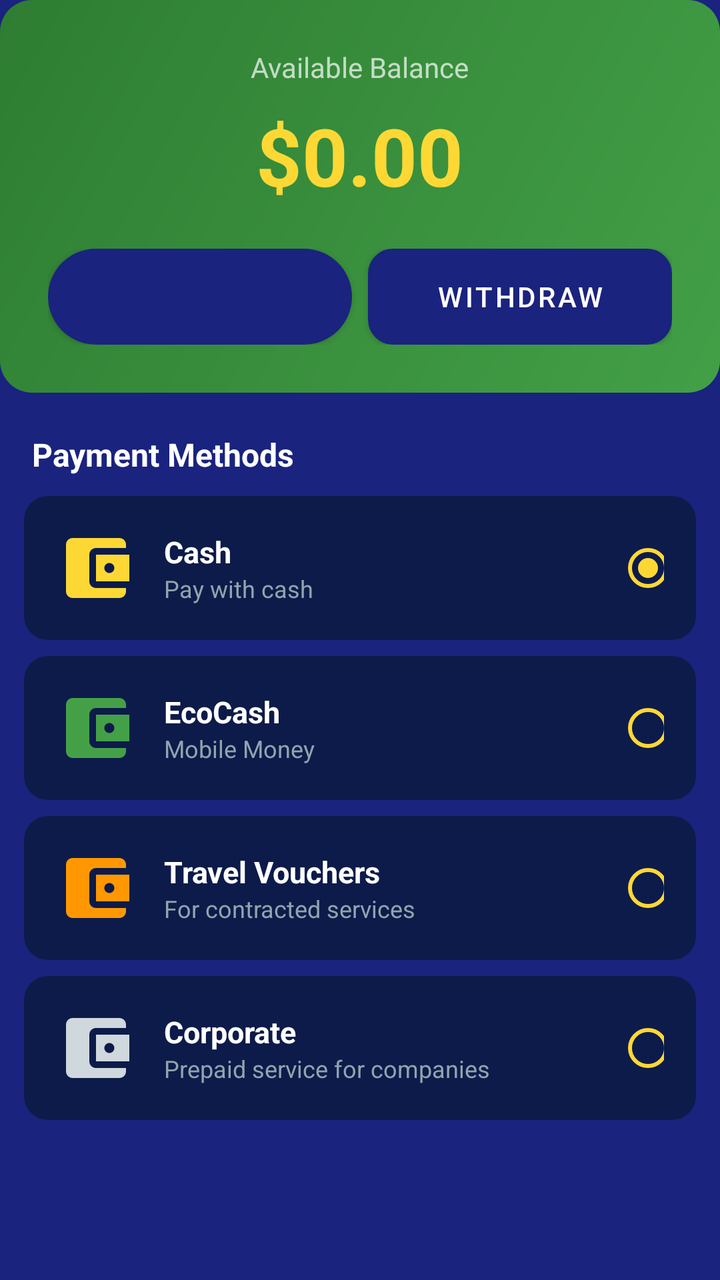
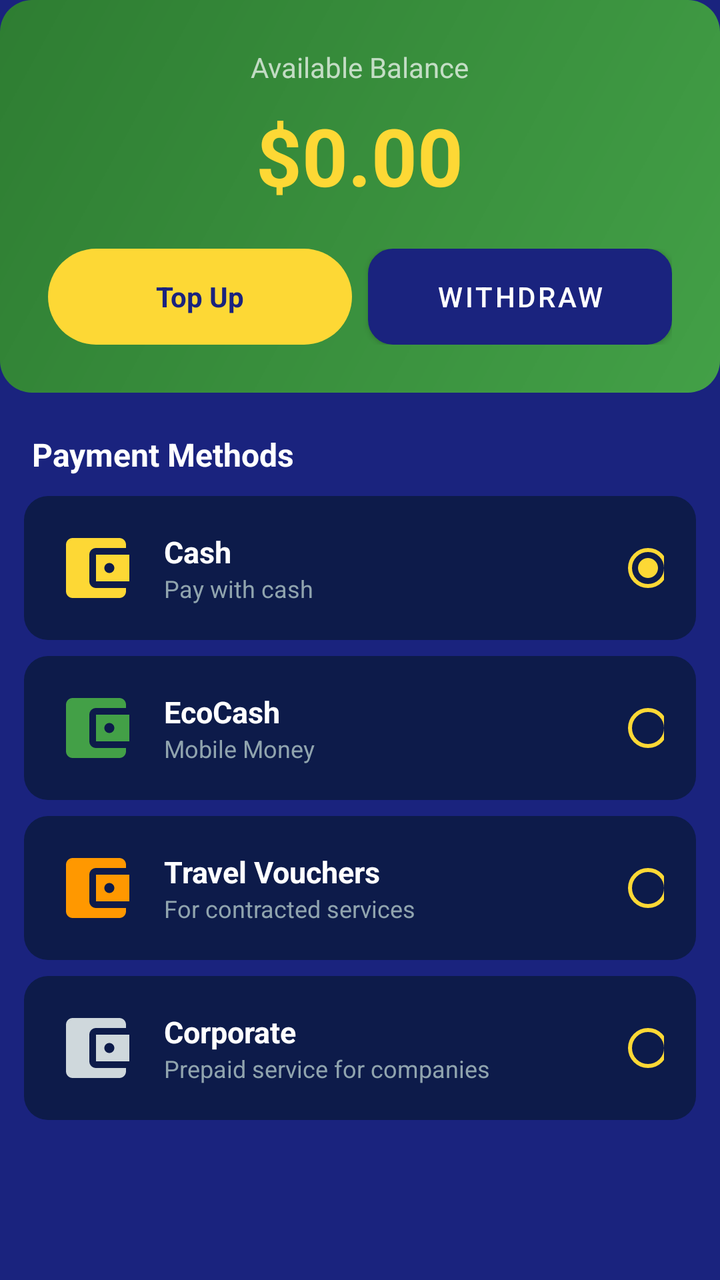

Before-and-after screenshots of an Android layout around one commit, followed by the original layout XML and the change that was made.
<!-- AndroidManifest.xml: application theme Theme.MinTaxis -->
<!-- res/layout/fragment_wallet.xml -->
<?xml version="1.0" encoding="utf-8"?>
<ScrollView 
    xmlns:android="http://schemas.android.com/apk/res/android"
    xmlns:app="http://schemas.android.com/apk/res-auto"
    android:layout_width="match_parent"
    android:layout_height="match_parent"
    android:background="@color/mintaxis_navy"
    android:fillViewport="true">

    <LinearLayout
        android:layout_width="match_parent"
        android:layout_height="wrap_content"
        android:orientation="vertical">

        
        <LinearLayout
            android:layout_width="match_parent"
            android:layout_height="wrap_content"
            android:orientation="vertical"
            android:gravity="center"
            android:background="@drawable/online_card_background"
            android:padding="24dp">

            <TextView
                android:layout_width="wrap_content"
                android:layout_height="wrap_content"
                android:text="@string/available_balance"
                android:textColor="#B3FFFFFF"
                android:textSize="14sp" />

            <TextView
                android:id="@+id/balanceAmount"
                android:layout_width="wrap_content"
                android:layout_height="wrap_content"
                android:text="@string/balance_amount"
                android:textColor="@color/mintaxis_yellow"
                android:textSize="40sp"
                android:textStyle="bold"
                android:layout_marginTop="8dp" />

            
            <LinearLayout
                android:layout_width="match_parent"
                android:layout_height="wrap_content"
                android:orientation="horizontal"
                android:layout_marginTop="20dp">

                <Button
                    android:id="@+id/topUpButton"
                    android:layout_width="0dp"
                    android:layout_height="48dp"
                    android:layout_weight="1"
                    android:background="@drawable/premium_button_background"
                    android:backgroundTint="@null"
                    android:text="@string/top_up"
                    android:textColor="@color/mintaxis_navy"
                    android:textSize="14sp"
                    android:textStyle="bold"
                    android:textAllCaps="false"
                    android:layout_marginEnd="8dp" />

                <Button
                    android:id="@+id/withdrawButton"
                    android:layout_width="0dp"
                    android:layout_height="48dp"
                    android:layout_weight="1"
                    android:background="@drawable/vehicle_option_background"
                    android:text="@string/withdraw"
                    android:textColor="@color/mintaxis_text_primary"
                    android:textSize="14sp" />

            </LinearLayout>

        </LinearLayout>

        
        <TextView
            android:layout_width="wrap_content"
            android:layout_height="wrap_content"
            android:text="@string/payment_methods"
            android:textColor="@color/mintaxis_text_primary"
            android:textSize="16sp"
            android:textStyle="bold"
            android:paddingHorizontal="16dp"
            android:layout_marginTop="20dp" />

        
        <LinearLayout
            android:id="@+id/cashOption"
            android:layout_width="match_parent"
            android:layout_height="wrap_content"
            android:orientation="horizontal"
            android:gravity="center_vertical"
            android:background="@drawable/location_item_background"
            android:padding="16dp"
            android:layout_marginHorizontal="12dp"
            android:layout_marginTop="10dp">

            <ImageView
                android:layout_width="40dp"
                android:layout_height="40dp"
                android:src="@drawable/ic_wallet"
                android:tint="@color/mintaxis_yellow" />

            <LinearLayout
                android:layout_width="0dp"
                android:layout_height="wrap_content"
                android:layout_weight="1"
                android:orientation="vertical"
                android:layout_marginStart="14dp">

                <TextView
                    android:layout_width="wrap_content"
                    android:layout_height="wrap_content"
                    android:text="@string/cash"
                    android:textColor="@color/mintaxis_text_primary"
                    android:textSize="15sp"
                    android:textStyle="bold" />

                <TextView
                    android:layout_width="wrap_content"
                    android:layout_height="wrap_content"
                    android:text="@string/pay_with_cash"
                    android:textColor="@color/mintaxis_text_muted"
                    android:textSize="12sp" />

            </LinearLayout>

            <RadioButton
                android:id="@+id/cashRadio"
                android:layout_width="24dp"
                android:layout_height="24dp"
                android:buttonTint="@color/mintaxis_yellow"
                android:checked="true" />

        </LinearLayout>

        
        <LinearLayout
            android:id="@+id/ecocashOption"
            android:layout_width="match_parent"
            android:layout_height="wrap_content"
            android:orientation="horizontal"
            android:gravity="center_vertical"
            android:background="@drawable/location_item_background"
            android:padding="16dp"
            android:layout_marginHorizontal="12dp"
            android:layout_marginTop="8dp">

            <ImageView
                android:layout_width="40dp"
                android:layout_height="40dp"
                android:src="@drawable/ic_wallet"
                android:tint="@color/mintaxis_green" />

            <LinearLayout
                android:layout_width="0dp"
                android:layout_height="wrap_content"
                android:layout_weight="1"
                android:orientation="vertical"
                android:layout_marginStart="14dp">

                <TextView
                    android:layout_width="wrap_content"
                    android:layout_height="wrap_content"
                    android:text="@string/ecocash"
                    android:textColor="@color/mintaxis_text_primary"
                    android:textSize="15sp"
                    android:textStyle="bold" />

                <TextView
                    android:layout_width="wrap_content"
                    android:layout_height="wrap_content"
                    android:text="@string/mobile_money"
                    android:textColor="@color/mintaxis_text_muted"
                    android:textSize="12sp" />

            </LinearLayout>

            <RadioButton
                android:id="@+id/ecocashRadio"
                android:layout_width="24dp"
                android:layout_height="24dp"
                android:buttonTint="@color/mintaxis_yellow" />

        </LinearLayout>

        
        <LinearLayout
            android:id="@+id/voucherOption"
            android:layout_width="match_parent"
            android:layout_height="wrap_content"
            android:orientation="horizontal"
            android:gravity="center_vertical"
            android:background="@drawable/location_item_background"
            android:padding="16dp"
            android:layout_marginHorizontal="12dp"
            android:layout_marginTop="8dp">

            <ImageView
                android:layout_width="40dp"
                android:layout_height="40dp"
                android:src="@drawable/ic_wallet"
                android:tint="@color/mintaxis_orange" />

            <LinearLayout
                android:layout_width="0dp"
                android:layout_height="wrap_content"
                android:layout_weight="1"
                android:orientation="vertical"
                android:layout_marginStart="14dp">

                <TextView
                    android:layout_width="wrap_content"
                    android:layout_height="wrap_content"
                    android:text="@string/travel_vouchers"
                    android:textColor="@color/mintaxis_text_primary"
                    android:textSize="15sp"
                    android:textStyle="bold" />

                <TextView
                    android:layout_width="wrap_content"
                    android:layout_height="wrap_content"
                    android:text="For contracted services"
                    android:textColor="@color/mintaxis_text_muted"
                    android:textSize="12sp" />

            </LinearLayout>

            <RadioButton
                android:id="@+id/voucherRadio"
                android:layout_width="24dp"
                android:layout_height="24dp"
                android:buttonTint="@color/mintaxis_yellow" />

        </LinearLayout>

        
        <LinearLayout
            android:id="@+id/corporateOption"
            android:layout_width="match_parent"
            android:layout_height="wrap_content"
            android:orientation="horizontal"
            android:gravity="center_vertical"
            android:background="@drawable/location_item_background"
            android:padding="16dp"
            android:layout_marginHorizontal="12dp"
            android:layout_marginTop="8dp"
            android:layout_marginBottom="16dp">

            <ImageView
                android:layout_width="40dp"
                android:layout_height="40dp"
                android:src="@drawable/ic_wallet"
                android:tint="@color/mintaxis_text_secondary" />

            <LinearLayout
                android:layout_width="0dp"
                android:layout_height="wrap_content"
                android:layout_weight="1"
                android:orientation="vertical"
                android:layout_marginStart="14dp">

                <TextView
                    android:layout_width="wrap_content"
                    android:layout_height="wrap_content"
                    android:text="@string/corporate"
                    android:textColor="@color/mintaxis_text_primary"
                    android:textSize="15sp"
                    android:textStyle="bold" />

                <TextView
                    android:layout_width="wrap_content"
                    android:layout_height="wrap_content"
                    android:text="Prepaid service for companies"
                    android:textColor="@color/mintaxis_text_muted"
                    android:textSize="12sp" />

            </LinearLayout>

            <RadioButton
                android:id="@+id/corporateRadio"
                android:layout_width="24dp"
                android:layout_height="24dp"
                android:buttonTint="@color/mintaxis_yellow" />

        </LinearLayout>

    </LinearLayout>
</ScrollView>
<!-- resources referenced by this layout -->
<resources>
  <color name="mintaxis_green">#43A047</color>
  <color name="mintaxis_navy">#1A237E</color>
  <color name="mintaxis_orange">#FF9800</color>
  <color name="mintaxis_text_muted">#90A4AE</color>
  <color name="mintaxis_text_primary">#FFFFFF</color>
  <color name="mintaxis_text_secondary">#CFD8DC</color>
  <color name="mintaxis_yellow">#FDD835</color>
  <!-- drawable ic_wallet (drawable) -->
  <vector xmlns:android="http://schemas.android.com/apk/res/android"
      android:width="24dp"
      android:height="24dp"
      android:viewportWidth="24"
      android:viewportHeight="24">
      <path
          android:fillColor="#FFFFFF"
          android:pathData="M21,18v1c0,1.1 -0.9,2 -2,2L5,21c-1.11,0 -2,-0.9 -2,-2L3,5c0,-1.1 0.89,-2 2,-2h14c1.1,0 2,0.9 2,2v1h-9c-1.11,0 -2,0.9 -2,2v8c0,1.1 0.89,2 2,2h9zM12,8h10v8L12,16v-8zM16,13.5c0.83,0 1.5,-0.67 1.5,-1.5s-0.67,-1.5 -1.5,-1.5 -1.5,0.67 -1.5,1.5 0.67,1.5 1.5,1.5z"/>
  </vector>
  <!-- drawable location_item_background (drawable) -->
  <?xml version="1.0" encoding="utf-8"?>
  <shape xmlns:android="http://schemas.android.com/apk/res/android"
      android:shape="rectangle">
      <solid android:color="@color/mintaxis_navy_dark" />
      <corners android:radius="12dp" />
  </shape>
  <!-- drawable online_card_background (drawable) -->
  <?xml version="1.0" encoding="utf-8"?>
  <shape xmlns:android="http://schemas.android.com/apk/res/android"
      android:shape="rectangle">
      <gradient
          android:startColor="#43A047"
          android:endColor="#2E7D32"
          android:angle="135" />
      <corners android:radius="16dp" />
  </shape>
  <!-- drawable premium_button_background (drawable) -->
  <?xml version="1.0" encoding="utf-8"?>
  <shape xmlns:android="http://schemas.android.com/apk/res/android"
      android:shape="rectangle">
      <gradient
          android:startColor="#FDD835"
          android:endColor="#FF9800"
          android:angle="135" />
      <corners android:radius="24dp" />
  </shape>
  <!-- drawable vehicle_option_background (drawable) -->
  <?xml version="1.0" encoding="utf-8"?>
  <shape xmlns:android="http://schemas.android.com/apk/res/android"
      android:shape="rectangle">
      <solid android:color="@color/mintaxis_navy_dark" />
      <corners android:radius="12dp" />
      <stroke
          android:width="1dp"
          android:color="@color/mintaxis_navy_light" />
  </shape>
  <string name="available_balance">Available Balance</string>
  <string name="balance_amount">$0.00</string>
  <string name="cash">Cash</string>
  <string name="corporate">Corporate</string>
  <string name="ecocash">EcoCash</string>
  <string name="mobile_money">Mobile Money</string>
  <string name="pay_with_cash">Pay with cash</string>
  <string name="payment_methods">Payment Methods</string>
  <string name="top_up">Top Up</string>
  <string name="travel_vouchers">Travel Vouchers</string>
  <string name="withdraw">Withdraw</string>
  <style name="Theme.MinTaxis" parent="Theme.MaterialComponents.DayNight.NoActionBar">
          
          <item name="colorPrimary">@color/mintaxis_navy</item>
          <item name="colorPrimaryDark">@color/mintaxis_navy_dark</item>
          <item name="colorAccent">@color/mintaxis_yellow</item>
          
          
          <item name="android:windowBackground">@color/mintaxis_background</item>
          <item name="android:statusBarColor">@color/mintaxis_navy_dark</item>
          <item name="android:navigationBarColor">@color/mintaxis_navy_dark</item>
          
          
          <item name="android:textColorPrimary">@color/mintaxis_text_primary</item>
          <item name="android:textColorSecondary">@color/mintaxis_text_secondary</item>
          
          
          <item name="colorButtonNormal">@color/mintaxis_yellow</item>
          <item name="colorControlNormal">@color/mintaxis_text_secondary</item>
          <item name="colorControlActivated">@color/mintaxis_yellow</item>
      </style>
  <color name="mintaxis_navy_dark">#0D1B4A</color>
  <color name="mintaxis_navy_light">#283593</color>
  <color name="mintaxis_background">#1A237E</color>
</resources>

<!-- the commit's change to res/layout/fragment_wallet.xml (unified diff, before → after) -->
@@ -45,18 +45,19 @@
                 android:orientation="horizontal"
                 android:layout_marginTop="20dp">
 
-                <Button
+                <TextView
                     android:id="@+id/topUpButton"
                     android:layout_width="0dp"
                     android:layout_height="48dp"
                     android:layout_weight="1"
-                    android:background="@drawable/premium_button_background"
-                    android:backgroundTint="@null"
+                    android:background="@drawable/simple_button_background"
                     android:text="@string/top_up"
                     android:textColor="@color/mintaxis_navy"
                     android:textSize="14sp"
                     android:textStyle="bold"
-                    android:textAllCaps="false"
+                    android:gravity="center"
+                    android:clickable="true"
+                    android:focusable="true"
                     android:layout_marginEnd="8dp" />
 
                 <Button
<!-- resource entries referenced after the edit -->
@@ -34,14 +34,11 @@
           android:angle="135" />
       <corners android:radius="16dp" />
   </shape>
-  <!-- drawable premium_button_background (drawable) -->
+  <!-- drawable simple_button_background (drawable) -->
   <?xml version="1.0" encoding="utf-8"?>
   <shape xmlns:android="http://schemas.android.com/apk/res/android"
       android:shape="rectangle">
-      <gradient
-          android:startColor="#FDD835"
-          android:endColor="#FF9800"
-          android:angle="135" />
+      <solid android:color="#FDD835" />
       <corners android:radius="24dp" />
   </shape>
   <!-- drawable vehicle_option_background (drawable) -->
